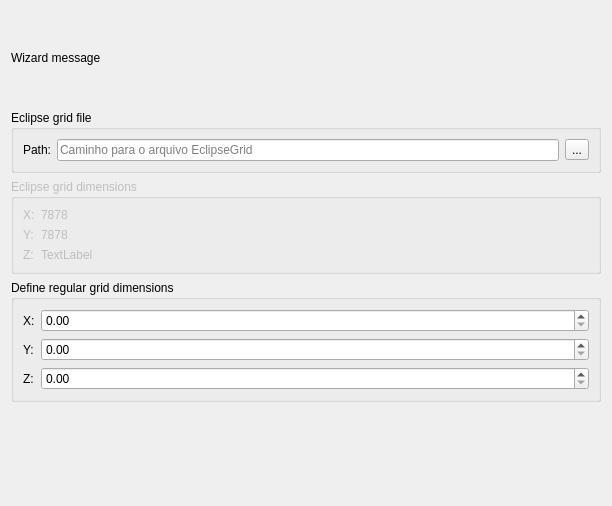
First picture: the form in console/RegularGridImportPage.ui, repository feliperails/syntheticseis, before the edit.
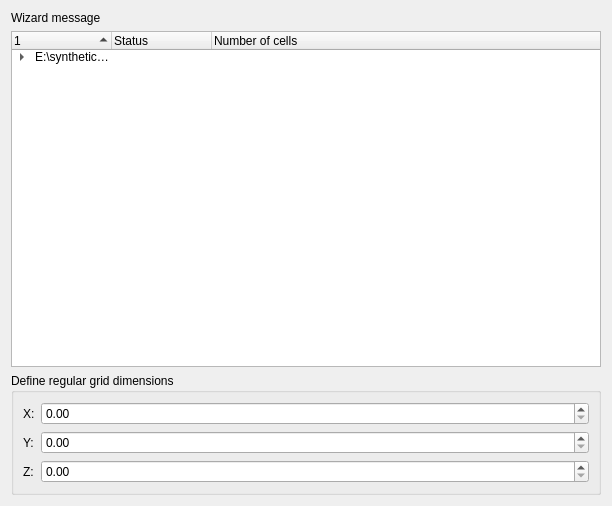
Second picture: the form after the edit.

Commit message: [TASK] Importa os arquivos de EclipseGrid

What changed in the file:
```diff
--- a/console/RegularGridImportPage.ui
+++ b/console/RegularGridImportPage.ui
@@ -20,7 +20,7 @@
    <item>
     <widget class="QLabel" name="label_8">
      <property name="sizePolicy">
-      <sizepolicy hsizetype="Preferred" vsizetype="MinimumExpanding">
+      <sizepolicy hsizetype="Preferred" vsizetype="Preferred">
        <horstretch>0</horstretch>
        <verstretch>0</verstretch>
       </sizepolicy>
@@ -31,105 +31,97 @@
     </widget>
    </item>
    <item>
-    <widget class="QGroupBox" name="groupBox">
-     <property name="sizePolicy">
-      <sizepolicy hsizetype="Preferred" vsizetype="Preferred">
-       <horstretch>0</horstretch>
-       <verstretch>0</verstretch>
-      </sizepolicy>
+    <widget class="QTreeWidget" name="fileTreeWidget">
+     <property name="alternatingRowColors">
+      <bool>true</bool>
      </property>
-     <property name="title">
-      <string>Eclipse grid file</string>
+     <property name="sortingEnabled">
+      <bool>true</bool>
      </property>
-     <layout class="QHBoxLayout" name="horizontalLayout_2">
+     <attribute name="headerVisible">
+      <bool>true</bool>
+     </attribute>
+     <column>
+      <property name="text">
+       <string/>
+      </property>
+     </column>
+     <column>
+      <property name="text">
+       <string>Status</string>
+      </property>
+     </column>
+     <column>
+      <property name="text">
+       <string>Number of cells</string>
+      </property>
+     </column>
+     <item>
+      <property name="text">
+       <string>E:\syntheticSeis\debug\bin</string>
+      </property>
+      <property name="text">
+       <string/>
+      </property>
+      <property name="text">
+       <string/>
+      </property>
       <item>
-       <widget class="QLabel" name="label">
+       <property name="text">
+        <string>EclipseGridPerformanceTest</string>
+       </property>
+       <property name="text">
+        <string>Imported</string>
+       </property>
+       <property name="text">
+        <string/>
+       </property>
+       <item>
         <property name="text">
-         <string>Path:</string>
+         <string>Z dimension</string>
         </property>
-       </widget>
-      </item>
-      <item>
-       <widget class="QLineEdit" name="inputFileLineEdit">
-        <property name="placeholderText">
-         <string>Caminho para o arquivo EclipseGrid</string>
+        <property name="text">
+         <string>454</string>
         </property>
-       </widget>
-      </item>
-      <item>
-       <widget class="QToolButton" name="eclipseGridFileToolButton">
         <property name="text">
-         <string>...</string>
+         <string/>
         </property>
-       </widget>
-      </item>
-     </layout>
-    </widget>
-   </item>
-   <item>
-    <widget class="QGroupBox" name="eclipseGridDimensionsGroupBox">
-     <property name="enabled">
-      <bool>false</bool>
-     </property>
-     <property name="sizePolicy">
-      <sizepolicy hsizetype="Preferred" vsizetype="Preferred">
-       <horstretch>0</horstretch>
-       <verstretch>0</verstretch>
-      </sizepolicy>
-     </property>
-     <property name="title">
-      <string>Eclipse grid dimensions</string>
-     </property>
-     <layout class="QGridLayout" name="gridLayout">
-      <item row="2" column="1">
-       <widget class="QLabel" name="eclipseGridYDimensionLabel">
-        <property name="sizePolicy">
-         <sizepolicy hsizetype="MinimumExpanding" vsizetype="Preferred">
-          <horstretch>0</horstretch>
-          <verstretch>0</verstretch>
-         </sizepolicy>
-        </property>
+       </item>
+       <item>
         <property name="text">
-         <string>7878</string>
+         <string>Y dimension</string>
         </property>
-       </widget>
-      </item>
-      <item row="0" column="0">
-       <widget class="QLabel" name="label_2">
         <property name="text">
-         <string>X:</string>
+         <string>856</string>
         </property>
-       </widget>
-      </item>
-      <item row="0" column="1">
-       <widget class="QLabel" name="eclipseGridXDimensionLabel">
         <property name="text">
-         <string>7878</string>
+         <string/>
         </property>
-       </widget>
-      </item>
-      <item row="2" column="0">
-       <widget class="QLabel" name="label_3">
+       </item>
+       <item>
         <property name="text">
-         <string>Y:</string>
+         <string>X dimension</string>
         </property>
-       </widget>
-      </item>
-      <item row="3" column="0">
-       <widget class="QLabel" name="label_7">
         <property name="text">
-         <string>Z:</string>
+         <string>789</string>
         </property>
-       </widget>
-      </item>
-      <item row="3" column="1">
-       <widget class="QLabel" name="eclipseGridZDimensionLabel">
         <property name="text">
-         <string>TextLabel</string>
+         <string/>
         </property>
-       </widget>
+       </item>
       </item>
-     </layout>
+      <item>
+       <property name="text">
+        <string>EclipseGrid.scp</string>
+       </property>
+       <property name="text">
+        <string/>
+       </property>
+       <property name="text">
+        <string/>
+       </property>
+      </item>
+     </item>
     </widget>
    </item>
    <item>
@@ -184,22 +176,6 @@
      </layout>
     </widget>
    </item>
-   <item>
-    <spacer name="verticalSpacer">
-     <property name="orientation">
-      <enum>Qt::Vertical</enum>
-     </property>
-     <property name="sizeType">
-      <enum>QSizePolicy::Expanding</enum>
-     </property>
-     <property name="sizeHint" stdset="0">
-      <size>
-       <width>20</width>
-       <height>80</height>
-      </size>
-     </property>
-    </spacer>
-   </item>
   </layout>
  </widget>
  <resources/>
```
The commit also changes 4 other files.
